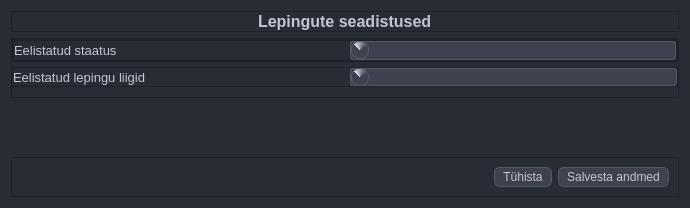
Old version of the form mailabl-qgis/config/confWidgets/ContractsSetup.ui in the repository TuloliKalver/mailabl-qgis.
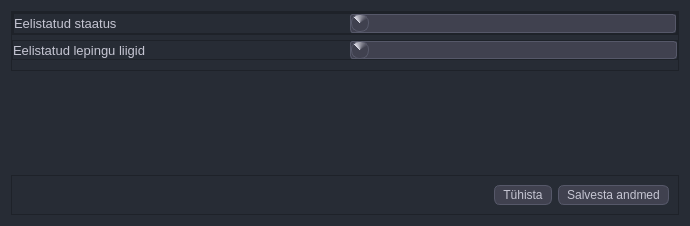
New version of the form. Icons and pictures are not drawn. Custom widgets are drawn as their Qt base class.

```diff
--- a/mailabl-qgis/config/confWidgets/ContractsSetup.ui
+++ b/mailabl-qgis/config/confWidgets/ContractsSetup.ui
@@ -7,7 +7,7 @@
     <x>0</x>
     <y>0</y>
     <width>690</width>
-    <height>208</height>
+    <height>226</height>
    </rect>
   </property>
   <property name="sizePolicy">
@@ -103,54 +103,6 @@
 }</string>
   </property>
   <layout class="QVBoxLayout" name="verticalLayout">
-   <item>
-    <widget class="QFrame" name="f_Label">
-     <property name="frameShape">
-      <enum>QFrame::StyledPanel</enum>
-     </property>
-     <property name="frameShadow">
-      <enum>QFrame::Raised</enum>
-     </property>
-     <layout class="QVBoxLayout" name="verticalLayout_2">
-      <property name="spacing">
-       <number>0</number>
-      </property>
-      <property name="leftMargin">
-       <number>0</number>
-      </property>
-      <property name="topMargin">
-       <number>0</number>
-      </property>
-      <property name="rightMargin">
-       <number>0</number>
-      </property>
-      <property name="bottomMargin">
-       <number>0</number>
-      </property>
-      <item alignment="Qt::AlignHCenter">
-       <widget class="QLabel" name="label">
-        <property name="sizePolicy">
-         <sizepolicy hsizetype="Fixed" vsizetype="Fixed">
-          <horstretch>0</horstretch>
-          <verstretch>0</verstretch>
-         </sizepolicy>
-        </property>
-        <property name="font">
-         <font>
-          <family>Tahoma</family>
-          <pointsize>12</pointsize>
-          <weight>75</weight>
-          <bold>true</bold>
-         </font>
-        </property>
-        <property name="text">
-         <string>Lepingute seadistused</string>
-        </property>
-       </widget>
-      </item>
-     </layout>
-    </widget>
-   </item>
    <item>
     <widget class="QFrame" name="f_Main">
      <property name="frameShape">
```
Left out of the diff: 2 changed lines with no effect on the pictures.
